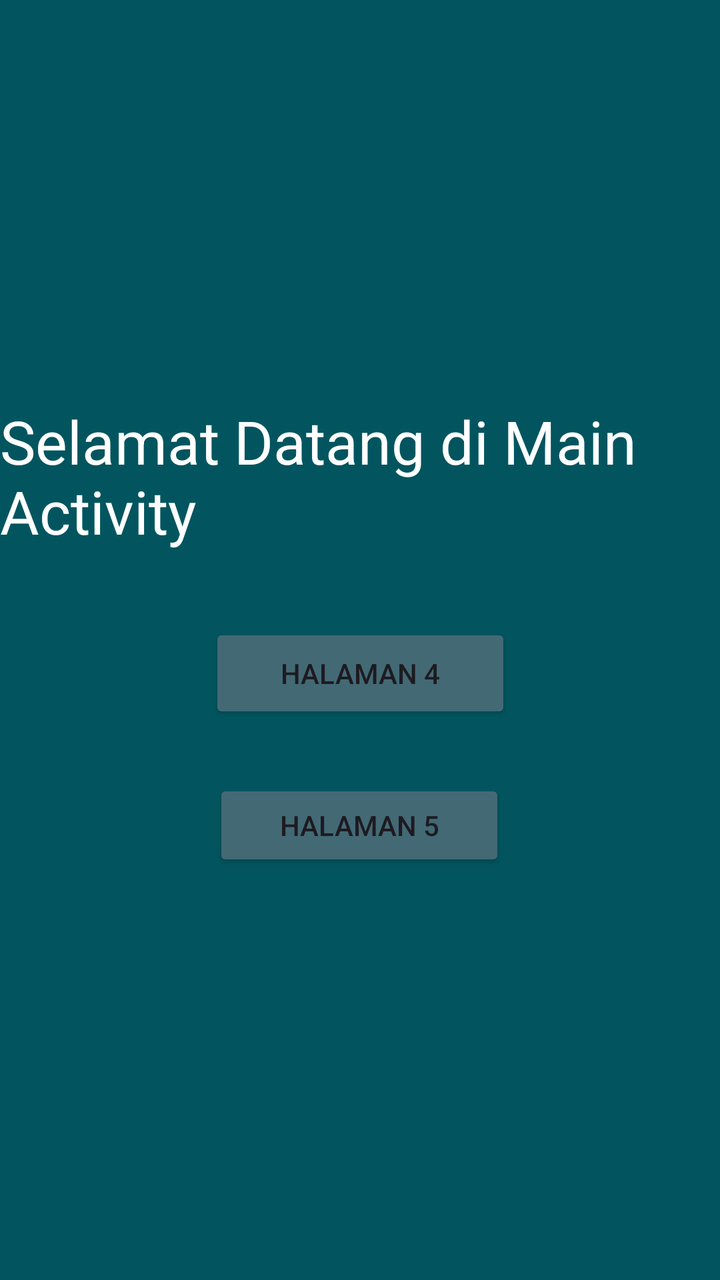
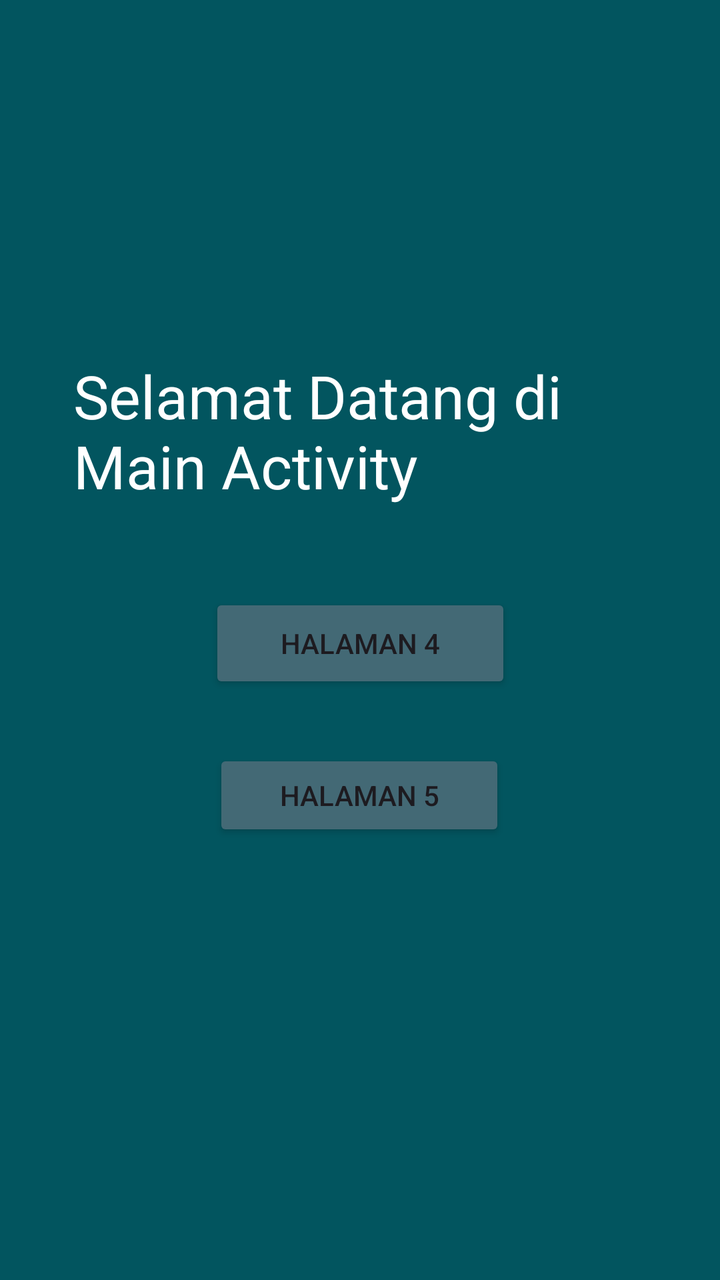

Compare the two renders of this Android layout. The source of the first and the diff that turns it into the second are given below.
<!-- AndroidManifest.xml: application theme Theme.TIFDimas -->
<!-- res/layout/activity_main.xml -->
<?xml version="1.0" encoding="utf-8"?>
<androidx.constraintlayout.widget.ConstraintLayout xmlns:android="http://schemas.android.com/apk/res/android"
    xmlns:app="http://schemas.android.com/apk/res-auto"
    xmlns:tools="http://schemas.android.com/tools"
    android:id="@+id/main"
    android:layout_width="match_parent"
    android:layout_height="match_parent"
    android:background="#02555F"
    tools:context=".MainActivity">

    <TextView
        android:id="@+id/textView5"
        android:layout_width="wrap_content"
        android:layout_height="wrap_content"
        android:text="Selamat Datang di Main Activity"
        android:textAlignment="center"
        android:fontFamily="sans-serif"
        android:textColor="@color/white"
        android:textSize="30dp"
        app:layout_constraintBottom_toBottomOf="parent"
        app:layout_constraintEnd_toEndOf="parent"
        app:layout_constraintStart_toStartOf="parent"
        app:layout_constraintTop_toTopOf="parent"
        app:layout_constraintVertical_bias="0.355" />

    <Button
        android:id="@+id/btn"
        android:layout_width="151dp"
        android:layout_height="50dp"
        android:layout_marginTop="36dp"
        android:text="Halaman 4"
        android:backgroundTint="@color/button_color"
        app:layout_constraintEnd_toEndOf="parent"
        app:layout_constraintStart_toStartOf="parent"
        app:layout_constraintTop_toBottomOf="@+id/textView5" />

    <Button
        android:id="@+id/btntofifth"
        android:layout_width="146dp"
        android:layout_height="46dp"
        android:layout_marginTop="28dp"
        android:text="Halaman 5"
        android:backgroundTint="@color/button_color"
        app:layout_constraintEnd_toEndOf="parent"
        app:layout_constraintHorizontal_bias="0.498"
        app:layout_constraintStart_toStartOf="parent"
        app:layout_constraintTop_toBottomOf="@+id/btn" />

</androidx.constraintlayout.widget.ConstraintLayout>
<!-- resources referenced by this layout -->
<resources>
  <color name="button_color">#436975</color>
  <color name="white">#FFFFFFFF</color>
  <style name="Theme.TIFDimas" parent="Base.Theme.TIFDimas" />
  <style name="Base.Theme.TIFDimas" parent="Theme.Material3.DayNight.NoActionBar">
          
          
      </style>
</resources>

<!-- the commit's change to res/layout/activity_main.xml (unified diff, before → after) -->
@@ -10,18 +10,18 @@
 
     <TextView
         android:id="@+id/textView5"
-        android:layout_width="wrap_content"
-        android:layout_height="wrap_content"
+        android:layout_width="287dp"
+        android:layout_height="83dp"
+        android:fontFamily="sans-serif"
         android:text="Selamat Datang di Main Activity"
         android:textAlignment="center"
-        android:fontFamily="sans-serif"
         android:textColor="@color/white"
         android:textSize="30dp"
         app:layout_constraintBottom_toBottomOf="parent"
         app:layout_constraintEnd_toEndOf="parent"
         app:layout_constraintStart_toStartOf="parent"
         app:layout_constraintTop_toTopOf="parent"
-        app:layout_constraintVertical_bias="0.355" />
+        app:layout_constraintVertical_bias="0.319" />
 
     <Button
         android:id="@+id/btn"
